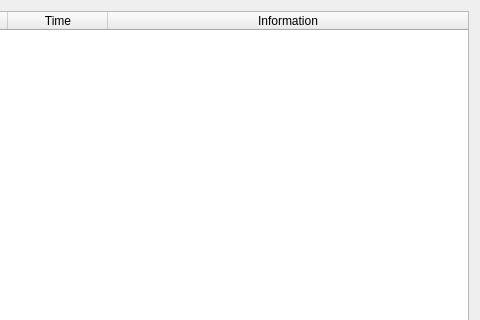
PISCES-HI/helelani_client, file src/HelelaniCommand.ui: the form before one commit; both pictures show x 104 to 584 and y 0 to 320 of the 584 by 452 pixel window.
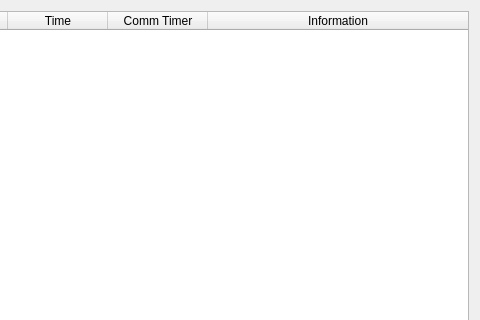
The form after the commit. Custom widgets are drawn as their Qt base class.

What changed in the file:
```diff
--- a/src/HelelaniCommand.ui
+++ b/src/HelelaniCommand.ui
@@ -38,6 +38,11 @@
        <string>Time</string>
       </property>
      </column>
+     <column>
+      <property name="text">
+       <string>Comm Timer</string>
+      </property>
+     </column>
      <column>
       <property name="text">
        <string>Information</string>
```
